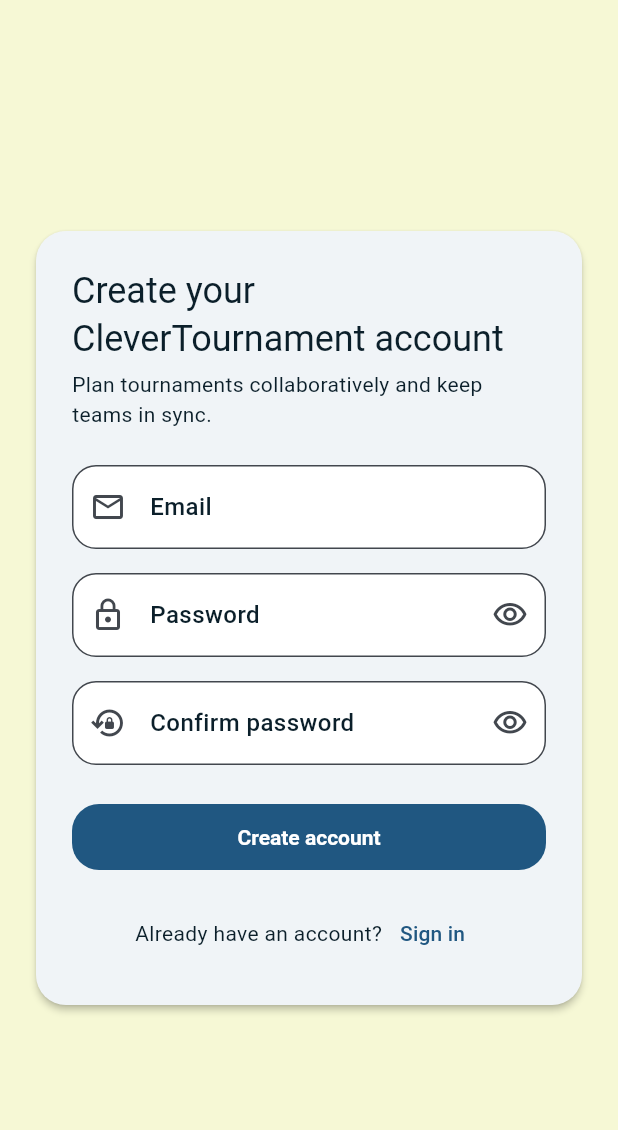
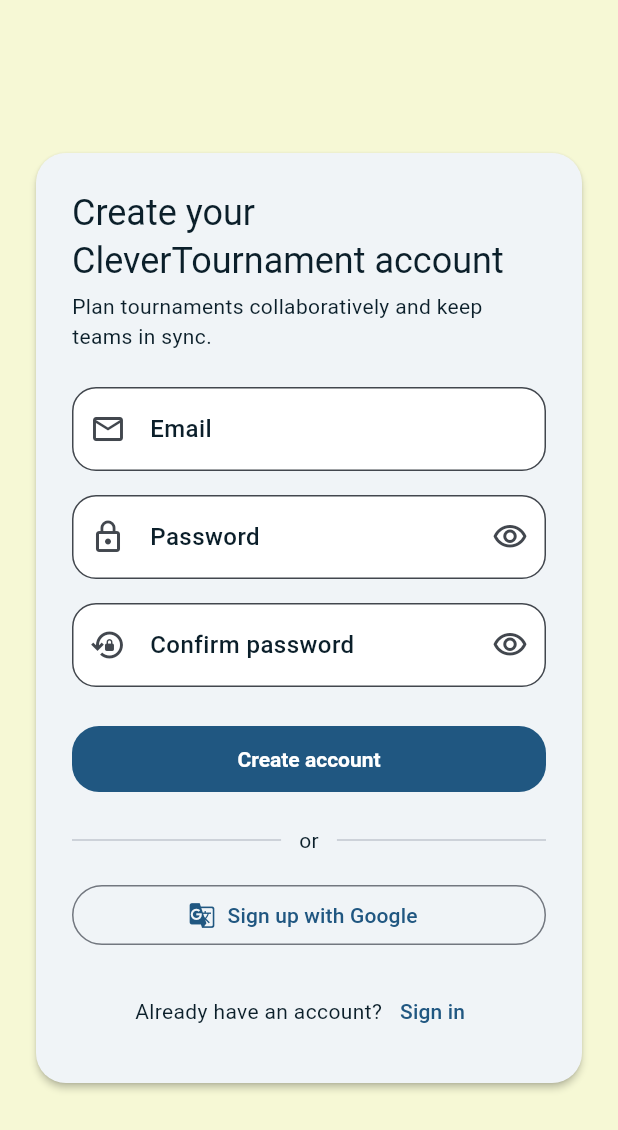
Before and after one commit to droidment/clevertournamentapp, a Flutter app: the LoginPage screen opened by its route, after a tap on "Sign in", after a tap on "Create account", on a phone screen of 412 x 824 dp. Shown: the top 1130 px of the screen. Run offline on Flutter 3.47's test engine with Material 3 defaults, Android fonts, the phone set to English and light mode, and no system bars; our stand-ins replace flutter_riverpod, freezed_annotation, go_router, supabase_flutter; accounts and stored records are empty; network calls fail.

Commit message:
Add Google sign-in via Supabase

```diff
--- a/lib/src/features/auth/presentation/login_page.dart
+++ b/lib/src/features/auth/presentation/login_page.dart
@@ -142,6 +142,26 @@ class _LoginPageState extends ConsumerState<LoginPage> {
                                   : const Text('Sign in'),
                         ),
                       ),
+                      const SizedBox(height: 20),
+                      Row(
+                        children: const <Widget>[
+                          Expanded(child: Divider()),
+                          Padding(
+                            padding: EdgeInsets.symmetric(horizontal: 12),
+                            child: Text('or'),
+                          ),
+                          Expanded(child: Divider()),
+                        ],
+                      ),
+                      const SizedBox(height: 16),
+                      SizedBox(
+                        width: double.infinity,
+                        child: OutlinedButton.icon(
+                          onPressed: isLoading ? null : _onGoogleSignIn,
+                          icon: const Icon(Icons.g_translate),
+                          label: const Text('Continue with Google'),
+                        ),
+                      ),
                       const SizedBox(height: 16),
                       Row(
                         mainAxisAlignment: MainAxisAlignment.center,
@@ -183,6 +203,11 @@ class _LoginPageState extends ConsumerState<LoginPage> {
         .signIn(email: email, password: password);
   }
 
+  Future<void> _onGoogleSignIn() async {
+    FocusScope.of(context).unfocus();
+    await ref.read(authControllerProvider.notifier).signInWithGoogle();
+  }
+
   void _showSnackBar(String message, {bool isError = false}) {
     final messenger = ScaffoldMessenger.of(context);
     messenger.hideCurrentSnackBar();
--- a/lib/src/features/auth/presentation/register_page.dart
+++ b/lib/src/features/auth/presentation/register_page.dart
@@ -171,6 +171,26 @@ class _RegisterPageState extends ConsumerState<RegisterPage> {
                                   : const Text('Create account'),
                         ),
                       ),
+                      const SizedBox(height: 20),
+                      Row(
+                        children: const <Widget>[
+                          Expanded(child: Divider()),
+                          Padding(
+                            padding: EdgeInsets.symmetric(horizontal: 12),
+                            child: Text('or'),
+                          ),
+                          Expanded(child: Divider()),
+                        ],
+                      ),
+                      const SizedBox(height: 16),
+                      SizedBox(
+                        width: double.infinity,
+                        child: OutlinedButton.icon(
+                          onPressed: isLoading ? null : _onGoogleSignIn,
+                          icon: const Icon(Icons.g_translate),
+                          label: const Text('Sign up with Google'),
+                        ),
+                      ),
                       const SizedBox(height: 16),
                       Row(
                         mainAxisAlignment: MainAxisAlignment.center,
@@ -212,6 +232,12 @@ class _RegisterPageState extends ConsumerState<RegisterPage> {
     ref
         .read(authControllerProvider.notifier)
         .signUp(email: email, password: password);
+  }
+
+  Future<void> _onGoogleSignIn() async {
+    FocusScope.of(context).unfocus();
+    _submitted = false;
+    await ref.read(authControllerProvider.notifier).signInWithGoogle();
   }
 
   void _showSnackBar(String message, {bool isError = false}) {
```
Also changed, not shown: lib/src/core/config/env.dart (+13 -3 lines), lib/src/features/auth/controllers/auth_controller.dart (+12 -0 lines), lib/src/features/auth/data/auth_repository.dart (+13 -0 lines), pubspec.lock, 1 other file.
